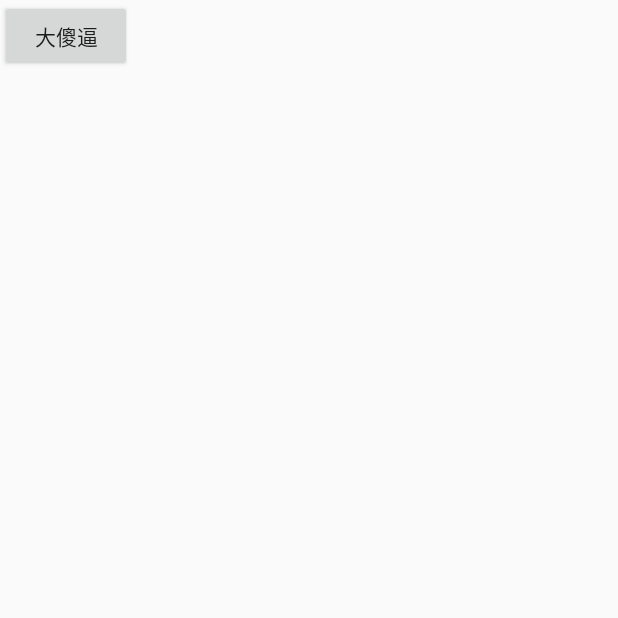
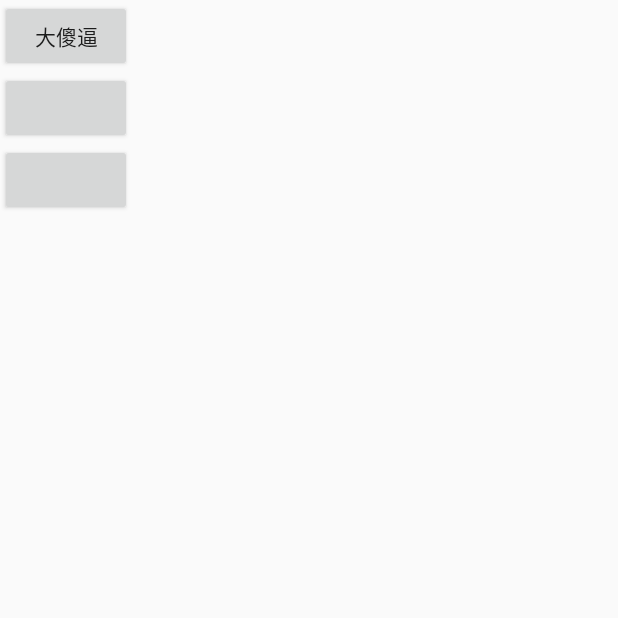
Before and after one commit to 115120/git_20170309, an Android app: the screen it shows after launch (MainActivity), on a phone screen of 412 x 824 dp, the top half of it. Run offline under Robolectric (Android 15) with nearby library versions, the phone set to English and light mode, and no system bars; our stand-ins replace ButterKnife; 1 statement that could not run was skipped.

Commit message:
ButterKnife的使用

```diff
--- a/app/src/main/java/com/example/administrator/videonews/activity/MainActivity.java
+++ b/app/src/main/java/com/example/administrator/videonews/activity/MainActivity.java
@@ -2,24 +2,70 @@ package com.example.administrator.videonews.activity;
 
 
 import android.os.Bundle;
+import android.support.annotation.NonNull;
+import android.view.View;
 import android.widget.Button;
 
 import com.example.administrator.videonews.R;
 import com.example.administrator.videonews.base.MyBaseActivity;
 
+import java.util.List;
+
+import butterknife.BindString;
 import butterknife.BindView;
+import butterknife.BindViews;
 import butterknife.ButterKnife;
+import butterknife.OnClick;
+import butterknife.Unbinder;
 
 public class MainActivity extends MyBaseActivity {
-    @BindView(R.id.mai_but) Button mai_but;
+    private Unbinder unbinder;
+    @BindView(R.id.mai_but)
+    Button mai_but;
+    @BindView(R.id.mai_but)
+    Button mai_but1;
+    @BindView(R.id.mai_but)
+    Button mai_but2;
+    //绑定视图列表
+    @BindViews({R.id.mai_but, R.id.mai_but1, R.id.mai_but2})
+    List<Button> buttons;
+    //资源绑定
+    @BindString(R.string.app_name)
+    String app_name;
+
     @Override
     protected void onCreate(Bundle savedInstanceState) {
         super.onCreate(savedInstanceState);
         setContentView(R.layout.activity_main);
         //绑定到Activity上
-        ButterKnife.bind(this);
+        unbinder = ButterKnife.bind(this);
         mai_but.setText("大傻逼");
+        //统一操作视图集合
+        ButterKnife.apply(buttons, new ButterKnife.Action<Button>() {
+
+            @Override
+            public void apply(@NonNull Button view, int index) {
+
+            }
+        });
+    }
+
+    @OnClick({R.id.mai_but, R.id.mai_but1, R.id.mai_but2})
+    public void aa(View view) {//必须用public修饰
+        switch (view.getId()) {
+            case R.id.mai_but:
+                break;
+            case R.id.mai_but1:
+                break;
+            case R.id.mai_but2:
+                break;
+        }
 
     }
 
+    @Override
+    protected void onDestroy() {
+        super.onDestroy();
+        unbinder.unbind();//视图销毁时，解绑。
+    }
 }
--- a/app/src/main/res/layout/activity_main.xml
+++ b/app/src/main/res/layout/activity_main.xml
@@ -1,14 +1,24 @@
 <?xml version="1.0" encoding="utf-8"?>
-<RelativeLayout xmlns:android="http://schemas.android.com/apk/res/android"
+<LinearLayout xmlns:android="http://schemas.android.com/apk/res/android"
     xmlns:tools="http://schemas.android.com/tools"
     android:id="@+id/activity_main"
     android:layout_width="match_parent"
     android:layout_height="match_parent"
+    android:orientation="vertical"
     tools:context="com.example.administrator.videonews.activity.MainActivity">
 
     <Button
         android:id="@+id/mai_but"
         android:layout_width="wrap_content"
         android:layout_height="wrap_content" />
+    <Button
+        android:id="@+id/mai_but1"
+        android:layout_width="wrap_content"
+        android:layout_height="wrap_content" />
 
-</RelativeLayout>
+    <Button
+        android:id="@+id/mai_but2"
+        android:layout_width="wrap_content"
+        android:layout_height="wrap_content" />
+
+</LinearLayout>
```
Also changed, not shown: app/src/main/java/com/example/administrator/videonews/fragment/MyFragment.java (added, +22 -0 lines).
